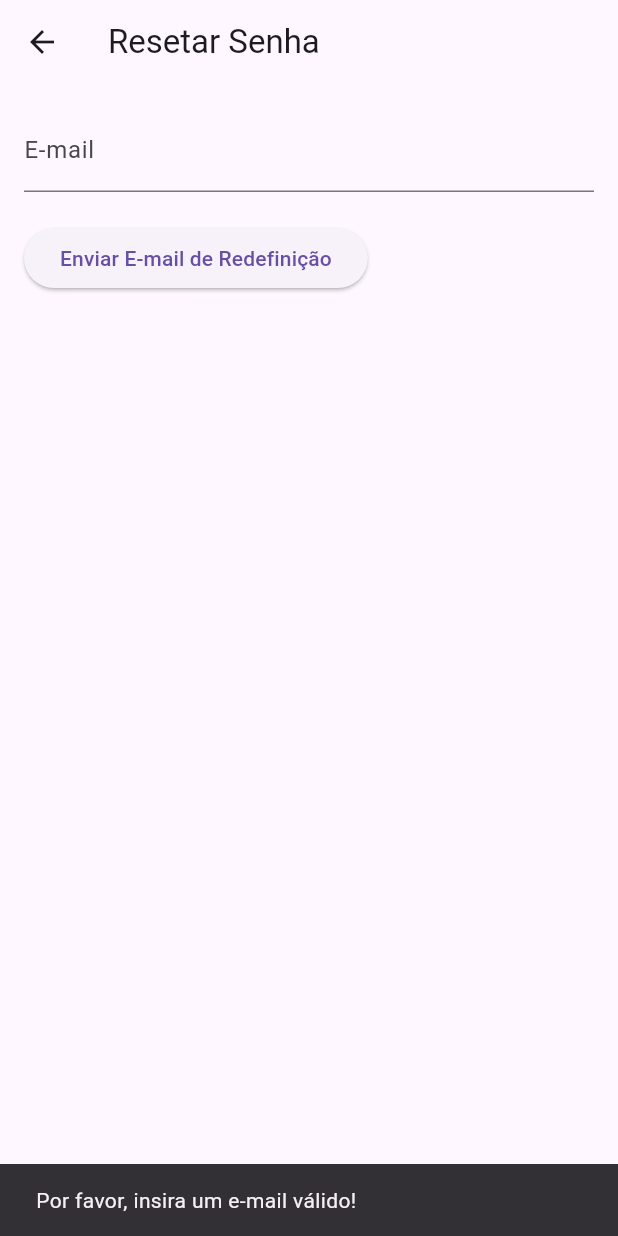
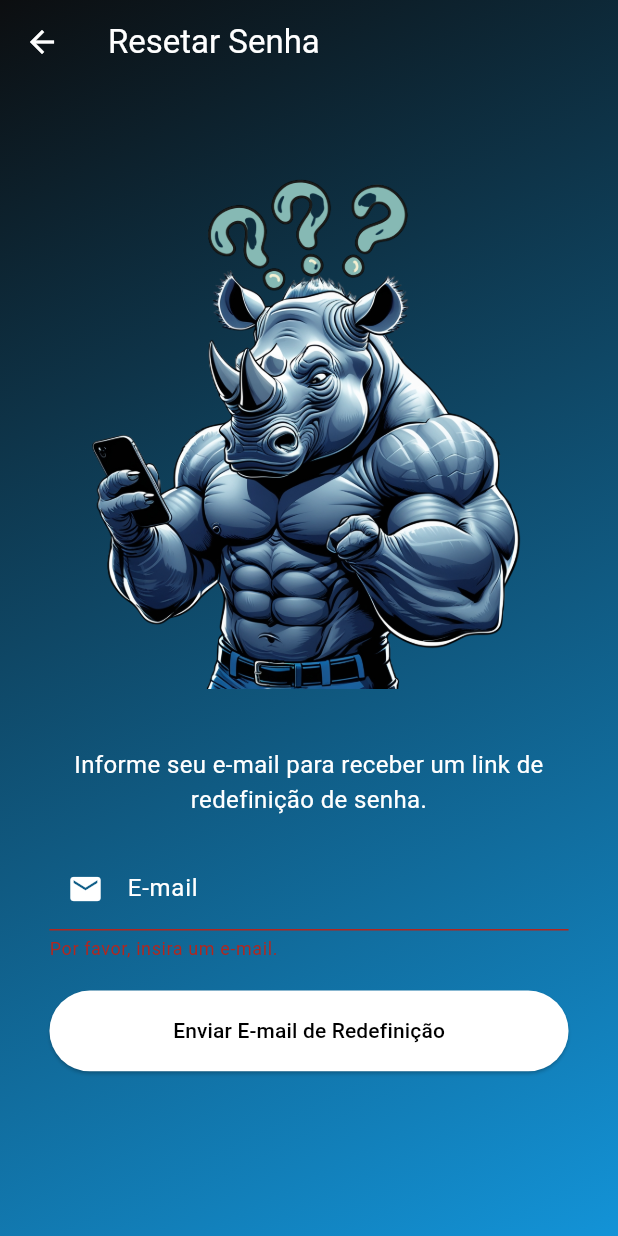
Before and after one commit to Mathprimus/app_monster, a Flutter app: the ResetScreen screen opened by its route, after a tap on "Enviar E-mail de Redefinição", on a phone screen of 412 x 824 dp. Run offline on Flutter 3.47's test engine with Material 3 defaults, Android fonts, the phone set to English and light mode, and no system bars; our stand-ins replace brasil_fields, cloud_firestore, connectivity_plus, email_validator, firebase_auth, firebase_core and 1 more; missing offline and left inert: firebase_app_check; accounts and stored records are empty; network calls fail.

Commit message:
tela de reset customizada

```diff
--- a/lib/screens/reset_screen.dart
+++ b/lib/screens/reset_screen.dart
@@ -9,61 +9,147 @@ class ResetScreen extends StatefulWidget {
 class _ResetScreenState extends State<ResetScreen> {
   final FirebaseAuth _auth = FirebaseAuth.instance;
   final TextEditingController _emailController = TextEditingController();
+  final GlobalKey<FormState> _formKey = GlobalKey<FormState>();
   bool _isLoading = false;
 
   Future<void> _resetarSenha() async {
-    String email = _emailController.text.trim();
-
-    if (email.isEmpty) {
-      ScaffoldMessenger.of(context).showSnackBar(
-        SnackBar(content: Text('Por favor, insira um e-mail válido!')),
-      );
-      return;
-    }
+    if (!_formKey.currentState!.validate()) return;
 
     setState(() => _isLoading = true);
 
     try {
-      await _auth.sendPasswordResetEmail(email: email);
-      print("✅ E-mail de redefinição de senha enviado!");
-      ScaffoldMessenger.of(context).showSnackBar(
-        SnackBar(
-            content: Text(
-                'E-mail de redefinição de senha enviado! Verifique sua caixa de entrada.')),
-      );
+      await _auth.sendPasswordResetEmail(email: _emailController.text.trim());
+      _showSuccessDialog();
       _emailController.clear();
     } catch (error) {
-      print("❌ Erro ao enviar e-mail: $error");
-      ScaffoldMessenger.of(context).showSnackBar(
-        SnackBar(content: Text('Erro ao enviar e-mail: $error')),
-      );
+      _showErrorSnackBar("Erro ao enviar e-mail: $error");
     }
 
     setState(() => _isLoading = false);
   }
 
+  void _showSuccessDialog() {
+    showDialog(
+      context: context,
+      builder: (context) => AlertDialog(
+        title: Text("E-mail enviado!"),
+        content:
+            Text("Verifique sua caixa de entrada para redefinir sua senha."),
+        actions: [
+          TextButton(
+            onPressed: () => Navigator.pop(context),
+            child: Text("OK"),
+          ),
+        ],
+      ),
+    );
+  }
+
+  void _showErrorSnackBar(String message) {
+    ScaffoldMessenger.of(context).showSnackBar(
+      SnackBar(content: Text(message)),
+    );
+  }
+
   @override
   Widget build(BuildContext context) {
-    return Scaffold(
-      appBar: AppBar(title: Text('Resetar Senha')),
-      body: Padding(
-        padding: const EdgeInsets.all(16.0),
+    final size = MediaQuery.of(context).size;
+
+    return Container(
+      decoration: const BoxDecoration(
+        gradient: LinearGradient(
+          colors: [Color(0xFF0C0E10), Color(0xFF1393D7)],
+          begin: Alignment.topLeft,
+          end: Alignment.bottomRight,
+        ),
+      ),
+      child: Scaffold(
+        backgroundColor: Colors.transparent,
+        resizeToAvoidBottomInset: true, // Permite que o teclado empurre a tela
+        appBar: AppBar(
+          iconTheme: IconThemeData(color: Colors.white),
+          title: Text('Resetar Senha', style: TextStyle(color: Colors.white)),
+          backgroundColor: Colors.transparent,
+        ),
+        body: LayoutBuilder(
+          builder: (context, constraints) {
+            return SingleChildScrollView(
+              child: Padding(
+                padding: EdgeInsets.symmetric(horizontal: size.width * 0.08),
                 child: Column(
-          crossAxisAlignment: CrossAxisAlignment.start,
+                  mainAxisAlignment: MainAxisAlignment.center,
                   children: [
-            TextField(
+                    SizedBox(height: constraints.maxHeight * 0.05),
+                    SizedBox(
+                      height: constraints.maxHeight * 0.5,
+                      child:
+                          Image.asset("assets/images/MonsterRankingReset.png"),
+                    ),
+                    SizedBox(height: 20),
+                    Text(
+                      "Informe seu e-mail para receber um link de redefinição de senha.",
+                      textAlign: TextAlign.center,
+                      style: TextStyle(color: Colors.white, fontSize: 16),
+                    ),
+                    SizedBox(height: 20),
+                    Form(
+                      key: _formKey,
+                      child: TextFormField(
                         controller: _emailController,
+                        style: TextStyle(color: Colors.white),
                         keyboardType: TextInputType.emailAddress,
-              decoration: InputDecoration(labelText: 'E-mail'),
+                        decoration: InputDecoration(
+                          labelText: 'E-mail',
+                          labelStyle: TextStyle(color: Colors.white),
+                          floatingLabelStyle: TextStyle(color: Colors.white),
+                          prefixIcon: Icon(Icons.email, color: Colors.white),
+                          enabledBorder: UnderlineInputBorder(
+                            borderSide: BorderSide(color: Colors.white),
+                          ),
+                          focusedBorder: OutlineInputBorder(
+                            borderSide: BorderSide(color: Colors.white),
+                          ),
+                        ),
+                        validator: (value) {
+                          if (value == null || value.trim().isEmpty) {
+                            return 'Por favor, insira um e-mail.';
+                          }
+                          if (!RegExp(
+                                  r"^[a-zA-Z0-9._%+-]+@[a-zA-Z0-9.-]+\.[a-zA-Z]{2,}$")
+                              .hasMatch(value)) {
+                            return 'E-mail inválido!';
+                          }
+                          return null;
+                        },
+                      ),
                     ),
                     SizedBox(height: 20),
                     _isLoading
-                ? Center(child: CircularProgressIndicator())
-                : ElevatedButton(
+                        ? CircularProgressIndicator()
+                        : SizedBox(
+                            width: double.infinity,
+                            height: constraints.maxHeight *
+                                0.07, // Ajusta altura do botão
+                            child: ElevatedButton(
                               onPressed: _resetarSenha,
-                    child: Text('Enviar E-mail de Redefinição'),
+                              style: ElevatedButton.styleFrom(
+                                backgroundColor: Colors.white,
+                                shape: RoundedRectangleBorder(
+                                  borderRadius: BorderRadius.circular(30),
                                 ),
+                              ),
+                              child: Text(
+                                'Enviar E-mail de Redefinição',
+                                style: TextStyle(color: Colors.black),
+                              ),
+                            ),
+                          ),
+                    SizedBox(height: constraints.maxHeight * 0.05),
                   ],
+                ),
+              ),
+            );
+          },
         ),
       ),
     );
--- a/pubspec.yaml
+++ b/pubspec.yaml
@@ -71,6 +71,7 @@ flutter:
 
   # To add assets to your application, add an assets section, like this:
   assets:
+  - assets/images/
   - assets/images/MonsterRankingLogo.png
   - assets/images/MonsterRankingSemConexao.png
   - assets/images/MonterRankingThumbs.png
```
Also changed, not shown: assets/images/MonsterRankingReset.png (added). Lines whose indentation alone changed are shown as unchanged.
